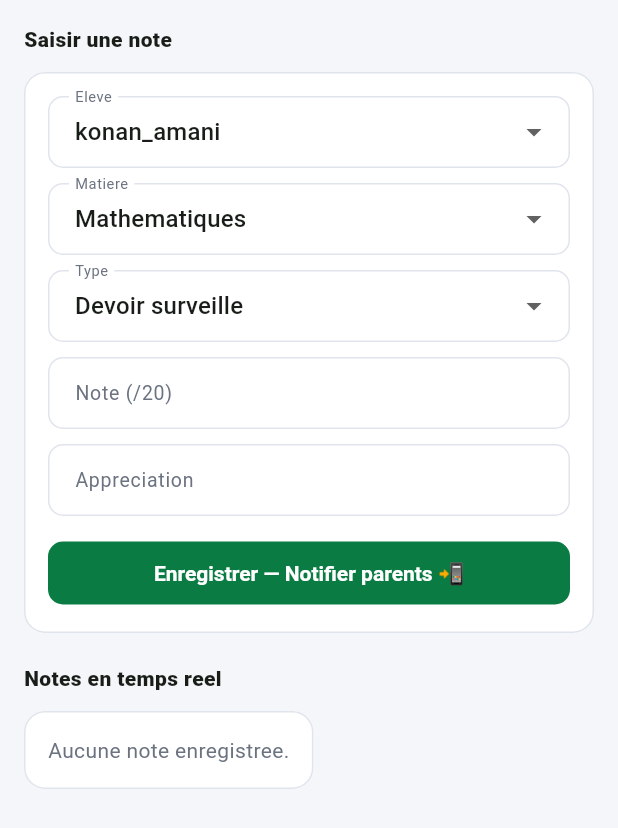
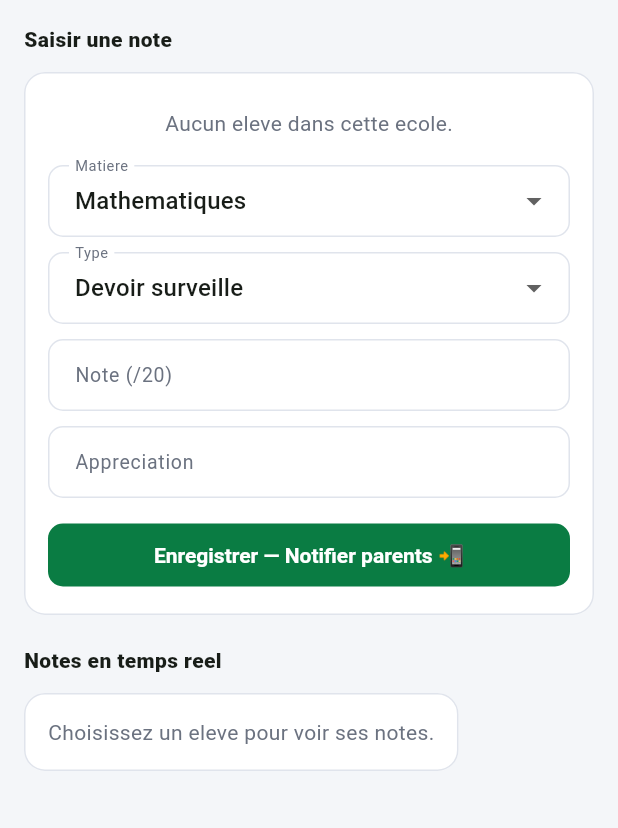
Before and after one commit to LaCabosse225/sentinel-ci, a Flutter app: the NotesPage widget shown alone on an empty page, opened directly with empty values, on a phone screen of 412 x 824 dp. Shown: the top 828 px of the screen. Run offline on Flutter 3.47's test engine with Material 3 defaults, Android fonts, the light colour scheme and no system bars; our stand-ins replace cloud_firestore, firebase_auth, firebase_core; accounts and stored records are empty.

Commit message:
Notes: liste des vrais eleves depuis Firebase

```diff
--- a/lib/main.dart
+++ b/lib/main.dart
@@ -270,6 +270,13 @@ class FirebaseService {
   // Stream utilisateurs (admin)
   static Stream<QuerySnapshot> streamUtilisateurs() =>
       _db.collection('utilisateurs').orderBy('nom').snapshots();
+
+  // Stream des élèves d'une école (pour la saisie de notes)
+  static Stream<QuerySnapshot> streamEleves(String ecoleId) =>
+      _db.collection('utilisateurs')
+          .where('role', isEqualTo: 'eleve')
+          .where('ecoleId', isEqualTo: ecoleId)
+          .snapshots();
 }
 
 // ══════════════════════════════════════════
@@ -771,12 +778,15 @@ class _NotesPageState extends State<NotesPage> {
   final _noteCtrl  = TextEditingController();
   final _appreCtrl = TextEditingController();
   String _selMat   = 'Mathematiques';
-  String _selEleve = 'konan_amani';
+  String? _selEleve;
   String _selType  = 'Devoir surveille';
 
   final _matieres = ['Mathematiques','Physique-Chimie','SVT','Francais','Anglais','Histoire-Geo','EPS'];
 
   Future<void> _saisir() async {
+    if (_selEleve == null) {
+      showSnack(context, 'Choisissez un eleve', error:true); return;
+    }
     final n = double.tryParse(_noteCtrl.text);
     if (n == null || n < 0 || n > 20) {
       showSnack(context, 'Note invalide (0-20)', error:true); return;
@@ -804,12 +814,35 @@ class _NotesPageState extends State<NotesPage> {
         if (isProf) ...[
           SectionTitle('Saisir une note'),
           SCCard(child: Column(children:[
-            DropdownButtonFormField<String>(
-                value: _selEleve,
-                decoration: const InputDecoration(labelText: 'Eleve'),
-                items: ['konan_amani','bamba_fatoumata','koffi_jb','coulibaly_m']
-                    .map((e) => DropdownMenuItem(value:e, child:Text(e))).toList(),
-                onChanged: (v) => setState(() => _selEleve = v!)),
+            StreamBuilder<QuerySnapshot>(
+                stream: FirebaseService.streamEleves(widget.user.school),
+                builder: (ctx, snap) {
+                  if (!snap.hasData) {
+                    return const Padding(
+                        padding: EdgeInsets.symmetric(vertical:8),
+                        child: Text('Chargement des eleves...',
+                            style: TextStyle(color:AppColors.textMuted)));
+                  }
+                  final eleves = snap.data!.docs;
+                  if (eleves.isEmpty) {
+                    return const Padding(
+                        padding: EdgeInsets.symmetric(vertical:8),
+                        child: Text('Aucun eleve dans cette ecole.',
+                            style: TextStyle(color:AppColors.textMuted)));
+                  }
+                  return DropdownButtonFormField<String>(
+                      value: _selEleve,
+                      isExpanded: true,
+                      decoration: const InputDecoration(labelText: 'Eleve'),
+                      hint: const Text('Choisir un eleve'),
+                      items: eleves.map((doc) {
+                        final data = doc.data() as Map<String,dynamic>;
+                        return DropdownMenuItem(
+                            value: doc.id,
+                            child: Text(data['nom'] ?? 'Sans nom'));
+                      }).toList(),
+                      onChanged: (v) => setState(() => _selEleve = v));
+                }),
             const SizedBox(height:10),
             DropdownButtonFormField<String>(
                 value: _selMat,
@@ -838,9 +871,13 @@ class _NotesPageState extends State<NotesPage> {
         ],
 
         SectionTitle('Notes en temps reel'),
+        if (isProf && _selEleve == null)
+          SCCard(child:const Text('Choisissez un eleve pour voir ses notes.',
+              style:TextStyle(color:AppColors.textMuted)))
+        else
         StreamBuilder<QuerySnapshot>(
             stream: FirebaseService.streamNotes(
-                isProf ? _selEleve : widget.user.uid),
+                isProf ? _selEleve! : widget.user.uid),
             builder: (ctx, snap) {
               if (snap.connectionState == ConnectionState.waiting)
                 return const Center(child: CircularProgressIndicator());
```
